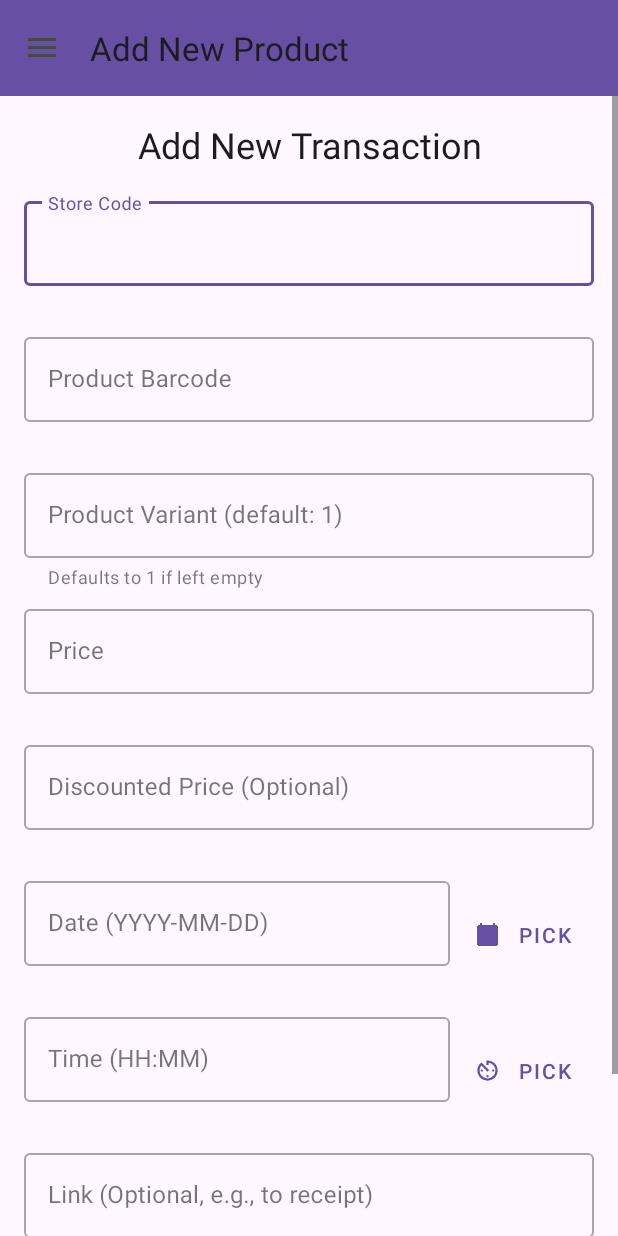
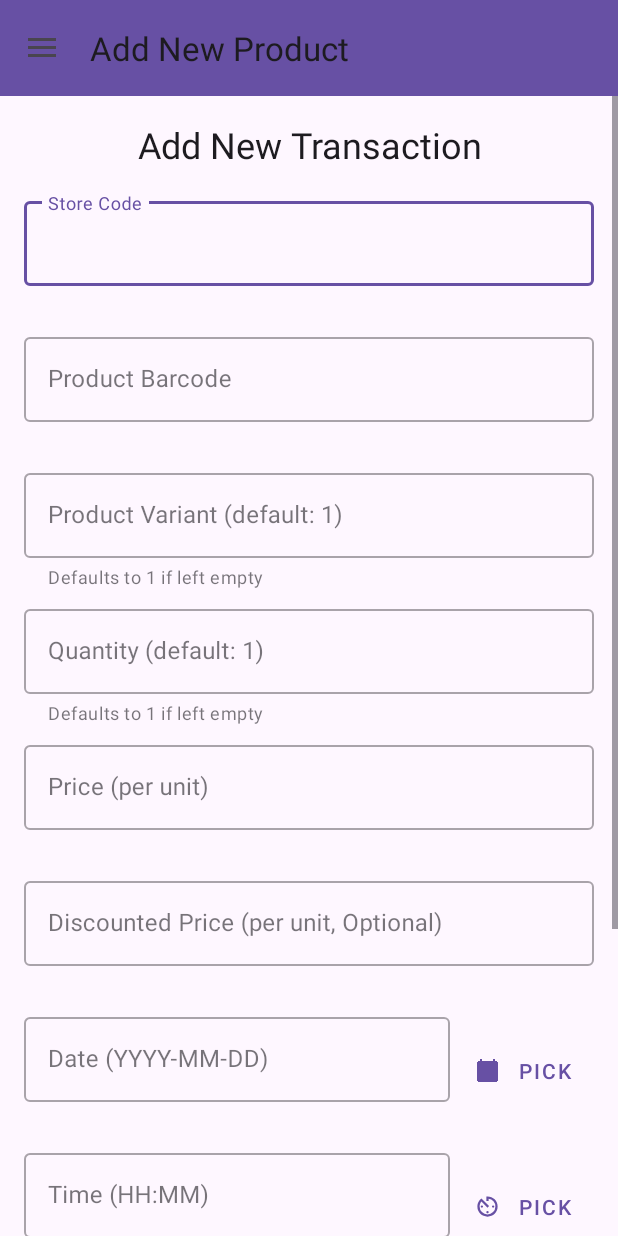
Before and after one commit to Badr1203/Spending-Tracker-Lite, an Android app: the screen it shows after launch (MainActivity), in the side drawer, after a tap on "Add Transaction", on a phone screen of 412 x 824 dp. Run offline under Robolectric (Android 15) with nearby library versions, the phone set to English and light mode, and no system bars.

Commit message:
New Quantity and isPurchase fields.

```diff
--- a/app/src/main/java/com/example/spendingtrackerlite/fragments/AddTransactionFragment.java
+++ b/app/src/main/java/com/example/spendingtrackerlite/fragments/AddTransactionFragment.java
@@ -16,6 +16,7 @@ import androidx.fragment.app.Fragment;
 
 import com.example.spendingtrackerlite.DatabaseHelper;
 import com.example.spendingtrackerlite.R;
+import com.google.android.material.checkbox.MaterialCheckBox;
 import com.google.android.material.textfield.TextInputEditText;
 import com.google.android.material.textfield.TextInputLayout;
 
@@ -25,11 +26,12 @@ import java.util.Locale;
 
 public class AddTransactionFragment extends Fragment {
 
-    private TextInputLayout tilStoreCode, tilBarcode, tilVariant, tilPrice,
+    private TextInputLayout tilStoreCode, tilBarcode, tilVariant, tilQuantity, tilPrice,
             tilDiscountedPrice, tilDate, tilTime, tilLink;
-    private TextInputEditText etStoreCode, etBarcode, etVariant, etPrice,
+    private TextInputEditText etStoreCode, etBarcode, etVariant,etQuantity, etPrice,
             etDiscountedPrice, etDate, etTime, etLink;
     private Button buttonPickDate, buttonPickTime, buttonAddTransaction;
+    private MaterialCheckBox checkboxIsPurchase;
 
     private DatabaseHelper dbHelper;
     private final Calendar calendar = Calendar.getInstance();
@@ -58,6 +60,7 @@ public class AddTransactionFragment extends Fragment {
         tilStoreCode = view.findViewById(R.id.til_transaction_store_code);
         tilBarcode = view.findViewById(R.id.til_transaction_barcode);
         tilVariant = view.findViewById(R.id.til_transaction_variant); // New
+        tilQuantity = view.findViewById(R.id.til_transaction_quantity); // New
         tilPrice = view.findViewById(R.id.til_transaction_price);
         tilDiscountedPrice = view.findViewById(R.id.til_transaction_discounted_price); // New
         tilDate = view.findViewById(R.id.til_transaction_date);
@@ -68,6 +71,7 @@ public class AddTransactionFragment extends Fragment {
         etStoreCode = view.findViewById(R.id.et_transaction_store_code);
         etBarcode = view.findViewById(R.id.et_transaction_barcode);
         etVariant = view.findViewById(R.id.et_transaction_variant); // New
+        etQuantity = view.findViewById(R.id.et_transaction_quantity); // New
         etPrice = view.findViewById(R.id.et_transaction_price);
         etDiscountedPrice = view.findViewById(R.id.et_transaction_discounted_price); // New
         etDate = view.findViewById(R.id.et_transaction_date);
@@ -78,6 +82,7 @@ public class AddTransactionFragment extends Fragment {
         buttonPickDate = view.findViewById(R.id.button_pick_date);
         buttonPickTime = view.findViewById(R.id.button_pick_time);
         buttonAddTransaction = view.findViewById(R.id.button_add_transaction);
+        checkboxIsPurchase = view.findViewById(R.id.checkbox_is_purchase);
 
         setupDateTimePickers();
 
@@ -135,6 +140,7 @@ public class AddTransactionFragment extends Fragment {
         tilStoreCode.setError(null);
         tilBarcode.setError(null);
         tilVariant.setError(null);
+        tilQuantity.setError(null);
         tilPrice.setError(null);
         tilDiscountedPrice.setError(null);
         tilDate.setError(null);
@@ -145,11 +151,13 @@ public class AddTransactionFragment extends Fragment {
         String storeCode = etStoreCode.getText().toString().trim();
         String barcode = etBarcode.getText().toString().trim();
         String variantStr = etVariant.getText().toString().trim();
+        String quantityStr = etQuantity.getText().toString().trim();
         String priceStr = etPrice.getText().toString().trim();
         String discountedPriceStr = etDiscountedPrice.getText().toString().trim();
         String date = etDate.getText().toString().trim();
         String time = etTime.getText().toString().trim();
         String link = etLink.getText().toString().trim();
+        boolean isPurchase = checkboxIsPurchase.isChecked();
 
         boolean cancel = false;
         View focusView = null;
@@ -199,6 +207,27 @@ public class AddTransactionFragment extends Fragment {
                 cancel = true;
             }
         }
+
+        int quantity = 1; // Default
+        if (TextUtils.isEmpty(quantityStr)) {
+            // Optional: etTransactionQuantity.setError("Quantity is required"); cancel = true;
+            // Or just use default of 1
+        } else {
+            try {
+                quantity = Integer.parseInt(quantityStr);
+                if (quantity <= 0) {
+                    etQuantity.setError("Quantity must be positive");
+                    focusView = etQuantity;
+                    cancel = true;
+                }
+            } catch (NumberFormatException e) {
+                etQuantity.setError("Invalid number");
+                focusView = etQuantity;
+                cancel = true;
+            }
+        }
+
+
 
         // Validate Barcode + Variant combination exists in Products (only if individual fields are valid so far)
         if (!cancel && !TextUtils.isEmpty(barcode)) {
@@ -285,11 +314,13 @@ public class AddTransactionFragment extends Fragment {
                     storeCode,
                     barcode,
                     variant,    // New
+                    quantity,   // New
                     price,      // Double
                     discountedPrice, // Double or null
                     date,
                     time,
-                    link.isEmpty() ? null : link // Pass null if empty
+                    link.isEmpty() ? null : link, // Pass null if empty
+                    isPurchase
             );
 
             clearForm();
@@ -300,6 +331,7 @@ public class AddTransactionFragment extends Fragment {
         etStoreCode.setText("");
         etBarcode.setText("");
         etVariant.setText("");
+        etQuantity.setText("");
         etPrice.setText("");
         etDiscountedPrice.setText("");
         etDate.setText("");
@@ -309,11 +341,13 @@ public class AddTransactionFragment extends Fragment {
         tilStoreCode.setError(null);
         tilBarcode.setError(null);
         tilVariant.setError(null);
+        tilQuantity.setError(null);
         tilPrice.setError(null);
         tilDiscountedPrice.setError(null);
         tilDate.setError(null);
         tilTime.setError(null);
         tilLink.setError(null);
+        checkboxIsPurchase.setChecked(true);
 
         etStoreCode.requestFocus(); // Focus first field
     }
--- a/app/src/main/res/layout/fragment_add_transaction.xml
+++ b/app/src/main/res/layout/fragment_add_transaction.xml
@@ -89,6 +89,28 @@
             android:maxLines="1"/>
     </com.google.android.material.textfield.TextInputLayout>
 
+    <!-- Quantity (NEW FIELD) -->
+    <com.google.android.material.textfield.TextInputLayout
+        android:id="@+id/til_transaction_quantity"
+        style="@style/Widget.MaterialComponents.TextInputLayout.OutlinedBox"
+        android:layout_width="0dp"
+        android:layout_height="wrap_content"
+        android:layout_marginTop="8dp"
+        android:hint="Quantity (default: 1)"
+        app:errorEnabled="true"
+        app:helperText="Defaults to 1 if left empty"
+        app:layout_constraintTop_toBottomOf="@id/til_transaction_variant"
+        app:layout_constraintStart_toStartOf="parent"
+        app:layout_constraintEnd_toEndOf="parent">
+
+        <com.google.android.material.textfield.TextInputEditText
+            android:id="@+id/et_transaction_quantity"
+            android:layout_width="match_parent"
+            android:layout_height="wrap_content"
+            android:inputType="number"
+            android:maxLines="1"/>
+    </com.google.android.material.textfield.TextInputLayout>
+
     <!-- Price -->
     <com.google.android.material.textfield.TextInputLayout
         android:id="@+id/til_transaction_price"
@@ -96,9 +118,9 @@
         android:layout_width="0dp"
         android:layout_height="wrap_content"
         android:layout_marginTop="8dp"
-            android:hint="Price"
+        android:hint="Price (per unit)"
         app:errorEnabled="true"
-            app:layout_constraintTop_toBottomOf="@id/til_transaction_variant"
+        app:layout_constraintTop_toBottomOf="@id/til_transaction_quantity"
         app:layout_constraintStart_toStartOf="parent"
         app:layout_constraintEnd_toEndOf="parent">
 
@@ -117,7 +139,7 @@
         android:layout_width="0dp"
         android:layout_height="wrap_content"
         android:layout_marginTop="8dp"
-            android:hint="Discounted Price (Optional)"
+        android:hint="Discounted Price (per unit, Optional)"
         app:errorEnabled="true"
         app:layout_constraintTop_toBottomOf="@id/til_transaction_price"
         app:layout_constraintStart_toStartOf="parent"
@@ -222,6 +244,15 @@
             android:maxLines="1"/>
     </com.google.android.material.textfield.TextInputLayout>
 
+    <com.google.android.material.checkbox.MaterialCheckBox
+        android:id="@+id/checkbox_is_purchase"
+        android:layout_width="match_parent"
+        android:layout_height="wrap_content"
+        android:layout_marginTop="16dp"
+        android:text="@string/this_is_an_actual_purchase"
+        android:checked="true"
+        app:layout_constraintTop_toBottomOf="@id/til_transaction_link"/>
+
     <Button
         android:id="@+id/button_add_transaction"
         android:layout_width="0dp"
@@ -229,11 +260,10 @@
         android:layout_marginTop="24dp"
         android:layout_marginBottom="16dp"
         android:text="@string/add_transaction"
-            app:layout_constraintTop_toBottomOf="@id/til_transaction_link"
+        app:layout_constraintTop_toBottomOf="@id/checkbox_is_purchase"
         app:layout_constraintStart_toStartOf="parent"
         app:layout_constraintEnd_toEndOf="parent"
         app:layout_constraintBottom_toBottomOf="parent"
-            app:layout_constraintVertical_bias="0.0" /> <!-- Use bias 0.0 if more content might make it scroll-->
-
+        app:layout_constraintVertical_bias="0.0" />
 </androidx.constraintlayout.widget.ConstraintLayout>
 </ScrollView>
```
Lines whose indentation alone changed are shown as unchanged.
